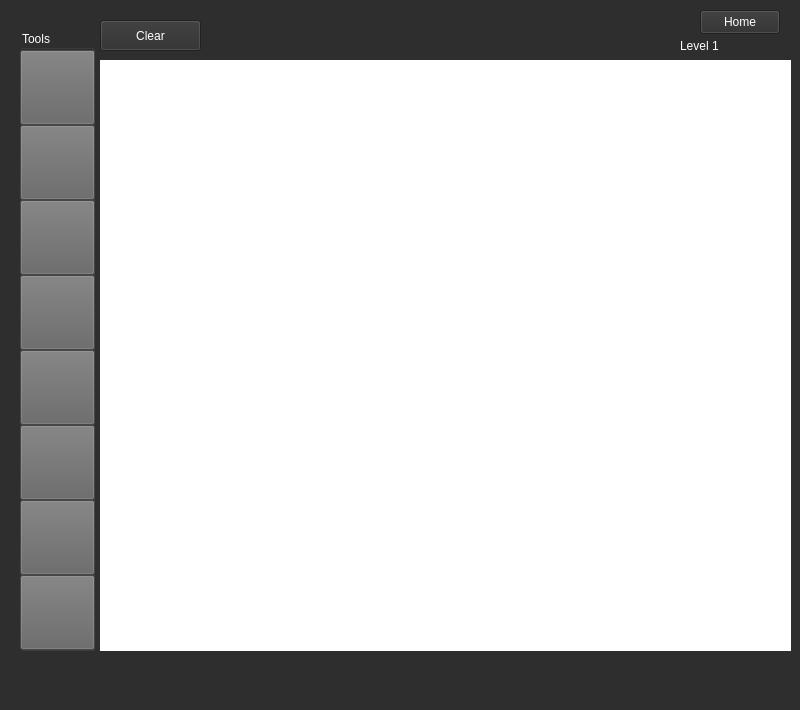
Old version of the form A8_EducationalApp/mainwindow.ui in the repository ethandavies8/Educational_App.
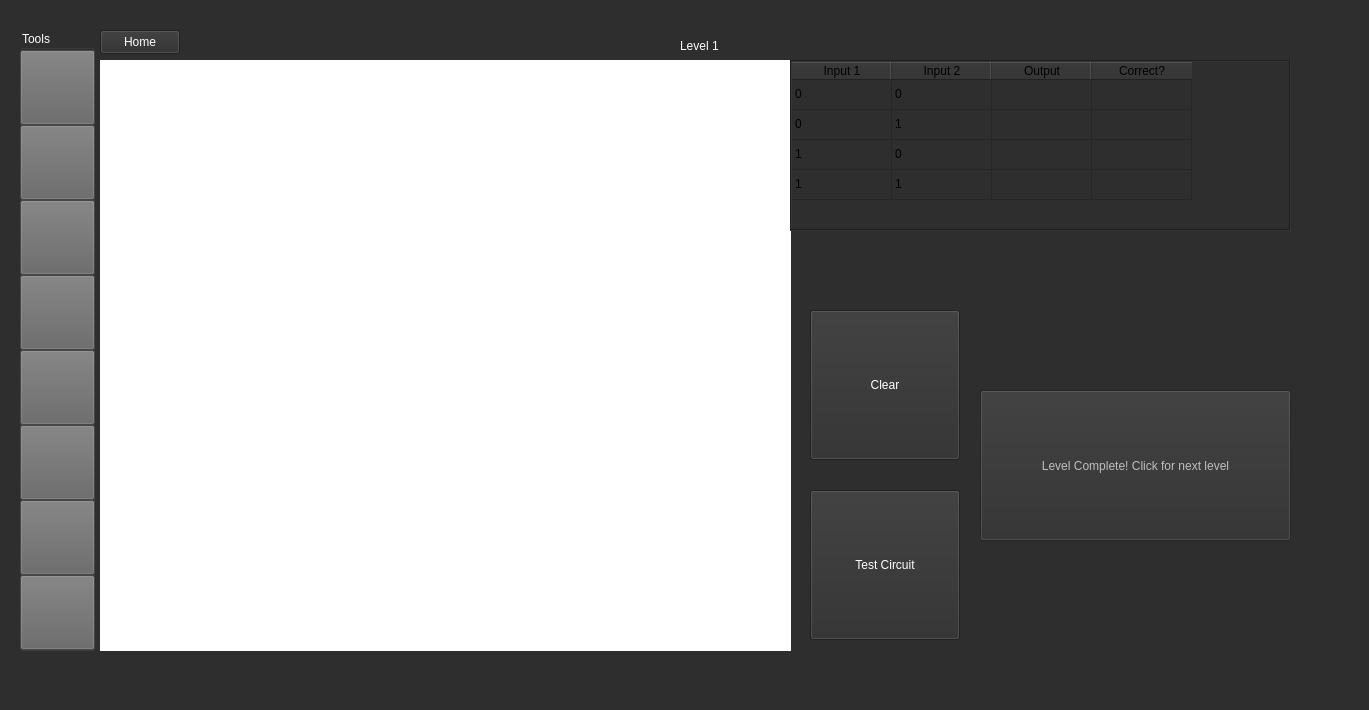
New version of the form. Icons and pictures are not drawn.

Commit message: UI changes to add truth table

```diff
--- a/A8_EducationalApp/mainwindow.ui
+++ b/A8_EducationalApp/mainwindow.ui
@@ -9,7 +9,7 @@
    <rect>
     <x>0</x>
     <y>0</y>
-    <width>800</width>
+    <width>1369</width>
     <height>710</height>
    </rect>
   </property>
@@ -31,8 +31,8 @@
      <rect>
       <x>0</x>
       <y>0</y>
-      <width>821</width>
-      <height>651</height>
+      <width>1341</width>
+      <height>661</height>
      </rect>
     </property>
     <property name="currentIndex">
@@ -888,10 +888,10 @@
      <widget class="QPushButton" name="clearButton">
       <property name="geometry">
        <rect>
-        <x>100</x>
-        <y>20</y>
-        <width>101</width>
-        <height>31</height>
+        <x>810</x>
+        <y>310</y>
+        <width>150</width>
+        <height>150</height>
        </rect>
       </property>
       <property name="styleSheet">
@@ -904,8 +904,8 @@
      <widget class="QPushButton" name="Level1Home">
       <property name="geometry">
        <rect>
-        <x>700</x>
-        <y>10</y>
+        <x>100</x>
+        <y>30</y>
         <width>80</width>
         <height>24</height>
        </rect>
@@ -917,6 +917,174 @@
        <string>Home</string>
       </property>
      </widget>
+     <widget class="QPushButton" name="testResultsButton">
+      <property name="geometry">
+       <rect>
+        <x>810</x>
+        <y>490</y>
+        <width>150</width>
+        <height>150</height>
+       </rect>
+      </property>
+      <property name="styleSheet">
+       <string notr="true">color: rgb(255, 255, 255);</string>
+      </property>
+      <property name="text">
+       <string>Test Circuit</string>
+      </property>
+     </widget>
+     <widget class="QTableWidget" name="truthTable">
+      <property name="geometry">
+       <rect>
+        <x>790</x>
+        <y>60</y>
+        <width>501</width>
+        <height>171</height>
+       </rect>
+      </property>
+      <property name="sizePolicy">
+       <sizepolicy hsizetype="Preferred" vsizetype="Preferred">
+        <horstretch>0</horstretch>
+        <verstretch>0</verstretch>
+       </sizepolicy>
+      </property>
+      <property name="frameShape">
+       <enum>QFrame::Box</enum>
+      </property>
+      <property name="verticalScrollBarPolicy">
+       <enum>Qt::ScrollBarAlwaysOff</enum>
+      </property>
+      <property name="horizontalScrollBarPolicy">
+       <enum>Qt::ScrollBarAlwaysOff</enum>
+      </property>
+      <property name="showGrid">
+       <bool>true</bool>
+      </property>
+      <property name="rowCount">
+       <number>4</number>
+      </property>
+      <property name="columnCount">
+       <number>4</number>
+      </property>
+      <attribute name="verticalHeaderVisible">
+       <bool>false</bool>
+      </attribute>
+      <row/>
+      <row/>
+      <row/>
+      <row/>
+      <column>
+       <property name="text">
+        <string>Input 1</string>
+       </property>
+      </column>
+      <column>
+       <property name="text">
+        <string>Input 2</string>
+       </property>
+      </column>
+      <column>
+       <property name="text">
+        <string>Output</string>
+       </property>
+      </column>
+      <column>
+       <property name="text">
+        <string>Correct?</string>
+       </property>
+      </column>
+      <item row="0" column="0">
+       <property name="text">
+        <string>0</string>
+       </property>
+      </item>
+      <item row="0" column="1">
+       <property name="text">
+        <string>0</string>
+       </property>
+      </item>
+      <item row="0" column="3">
+       <property name="text">
+        <string/>
+       </property>
+       <property name="checkState">
+        <enum>Unchecked</enum>
+       </property>
+      </item>
+      <item row="1" column="0">
+       <property name="text">
+        <string>0</string>
+       </property>
+      </item>
+      <item row="1" column="1">
+       <property name="text">
+        <string>1</string>
+       </property>
+      </item>
+      <item row="1" column="3">
+       <property name="text">
+        <string/>
+       </property>
+       <property name="checkState">
+        <enum>Unchecked</enum>
+       </property>
+      </item>
+      <item row="2" column="0">
+       <property name="text">
+        <string>1</string>
+       </property>
+      </item>
+      <item row="2" column="1">
+       <property name="text">
+        <string>0</string>
+       </property>
+      </item>
+      <item row="2" column="3">
+       <property name="text">
+        <string/>
+       </property>
+       <property name="checkState">
+        <enum>Unchecked</enum>
+       </property>
+      </item>
+      <item row="3" column="0">
+       <property name="text">
+        <string>1</string>
+       </property>
+      </item>
+      <item row="3" column="1">
+       <property name="text">
+        <string>1</string>
+       </property>
+       <property name="flags">
+        <set>ItemIsEnabled</set>
+       </property>
+      </item>
+      <item row="3" column="3">
+       <property name="text">
+        <string/>
+       </property>
+       <property name="checkState">
+        <enum>Unchecked</enum>
+       </property>
+      </item>
+     </widget>
+     <widget class="QPushButton" name="testCompleteButton">
+      <property name="enabled">
+       <bool>false</bool>
+      </property>
+      <property name="geometry">
+       <rect>
+        <x>980</x>
+        <y>390</y>
+        <width>311</width>
+        <height>151</height>
+       </rect>
+      </property>
+      <property name="text">
+       <string>Level Complete! Click for next level</string>
+      </property>
+     </widget>
     </widget>
    </widget>
   </widget>
```
The commit also changes 8 other files.
